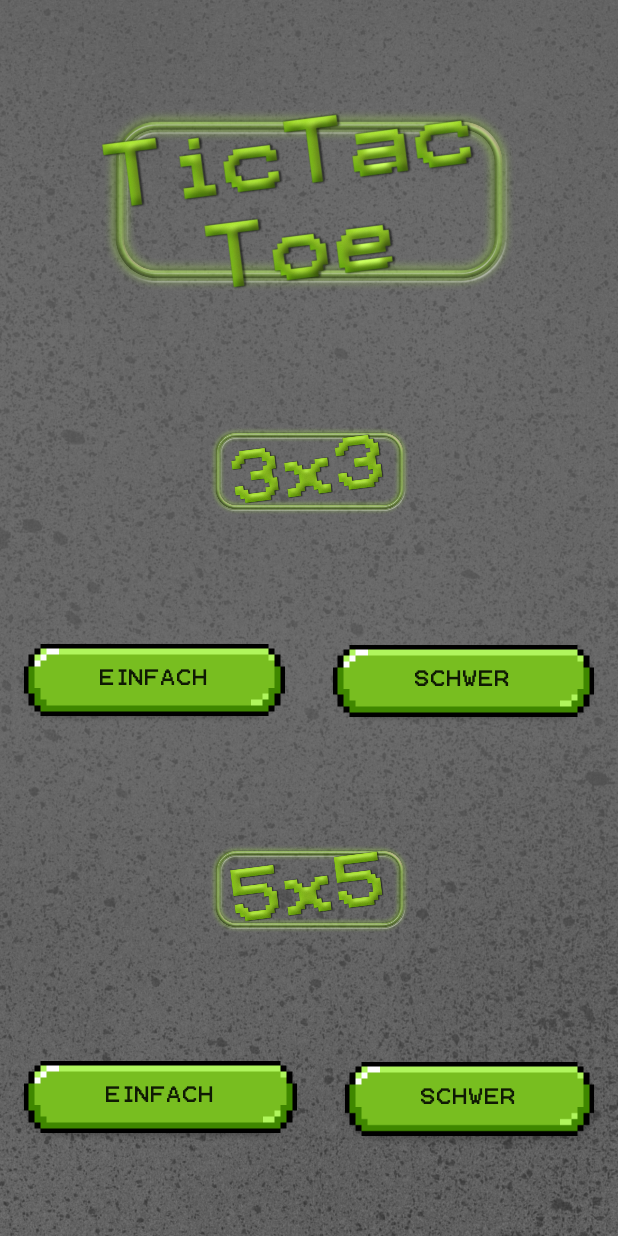
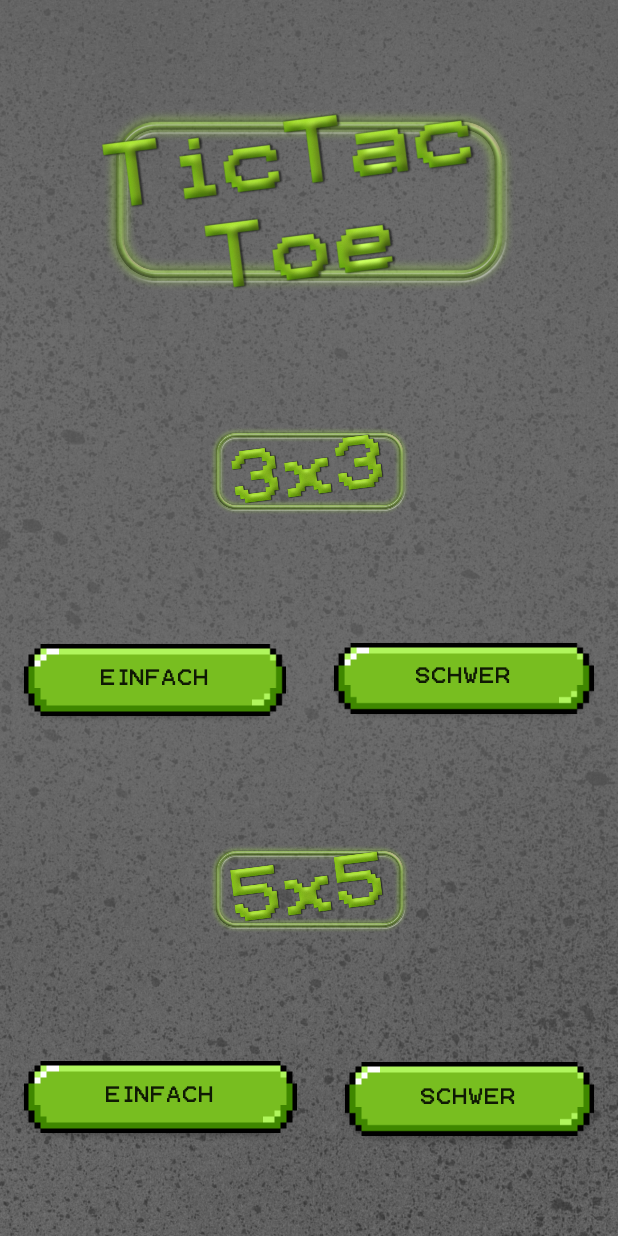
Before and after one commit to JuliaMWeber/teamD, an Android app: the StartTicTacToeActivity screen opened directly, with no data from a screen before it, on a phone screen of 412 x 824 dp. Run offline under Robolectric (Android 15) with nearby library versions, the phone set to English and light mode, and no system bars.

Commit message:
TTT Layout

```diff
--- a/app/src/main/res/layout/activity_start_tic_tac_toe.xml
+++ b/app/src/main/res/layout/activity_start_tic_tac_toe.xml
@@ -52,8 +52,8 @@
 
   <Button
       android:id="@+id/hardButton"
-      android:layout_width="0dp"
-      android:layout_height="48dp"
+      android:layout_width="173dp"
+      android:layout_height="47dp"
       android:layout_marginStart="16dp"
       android:layout_marginTop="16dp"
       android:layout_marginEnd="16dp"
@@ -64,7 +64,7 @@
       app:layout_constraintEnd_toEndOf="parent"
       app:layout_constraintStart_toEndOf="@+id/easyButton"
       app:layout_constraintTop_toBottomOf="@+id/imageView2"
-      app:layout_constraintVertical_bias="0.503"
+      app:layout_constraintVertical_bias="0.495"
       tools:ignore="MissingConstraints" />
 
   <ImageView
```
